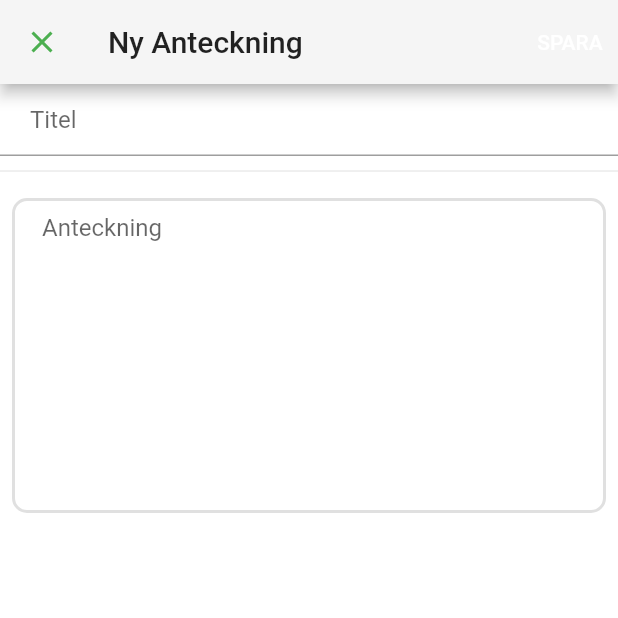
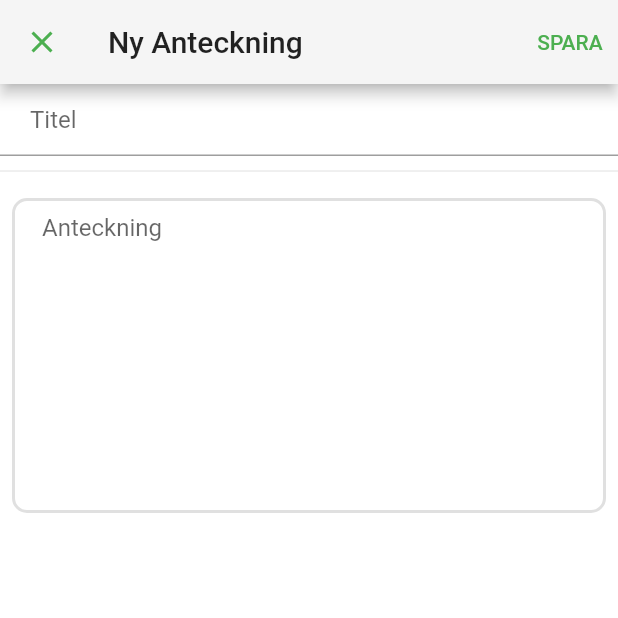
Before and after one commit to maxNyst/FAUNAtic_FrontEnd, a Flutter app: the CustomNote screen opened directly, on a phone screen of 412 x 824 dp, the top half of it. Run offline on Flutter 3.47's test engine with Material 2 defaults, Android fonts, the phone set to English and light mode, and no system bars; our stand-ins replace cloud_firestore, firebase_auth, firebase_core, flutter_speed_dial, google_fonts, google_maps_flutter and 2 more; missing offline and left inert: dart:ffi; accounts and stored records are empty.

Commit message:
Changed save button in new notes to green

```diff
--- a/lib/Screens/Moment/custom_note.dart
+++ b/lib/Screens/Moment/custom_note.dart
@@ -22,7 +22,7 @@ class _CustomNoteState extends State<CustomNote> {
         ),
         actions: [
           TextButton(
-            style: TextButton.styleFrom(primary: Colors.white),
+            style: TextButton.styleFrom(primary: Colors.green),
             onPressed: () {
               var formState = _formKey.currentState;
               if (formState.validate()) {
```
